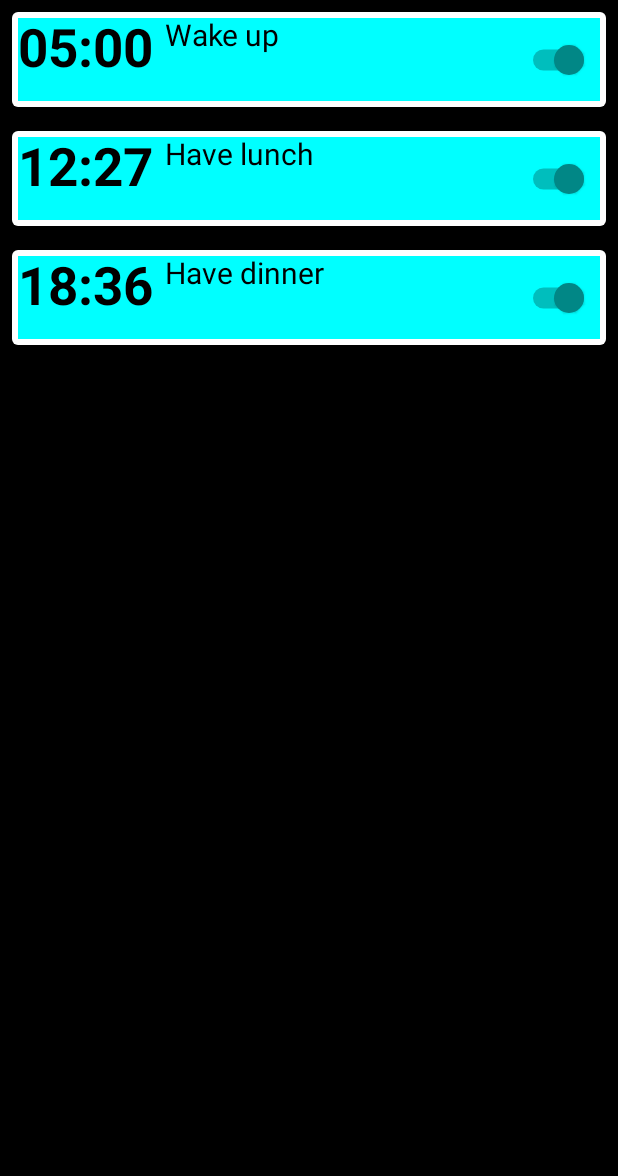
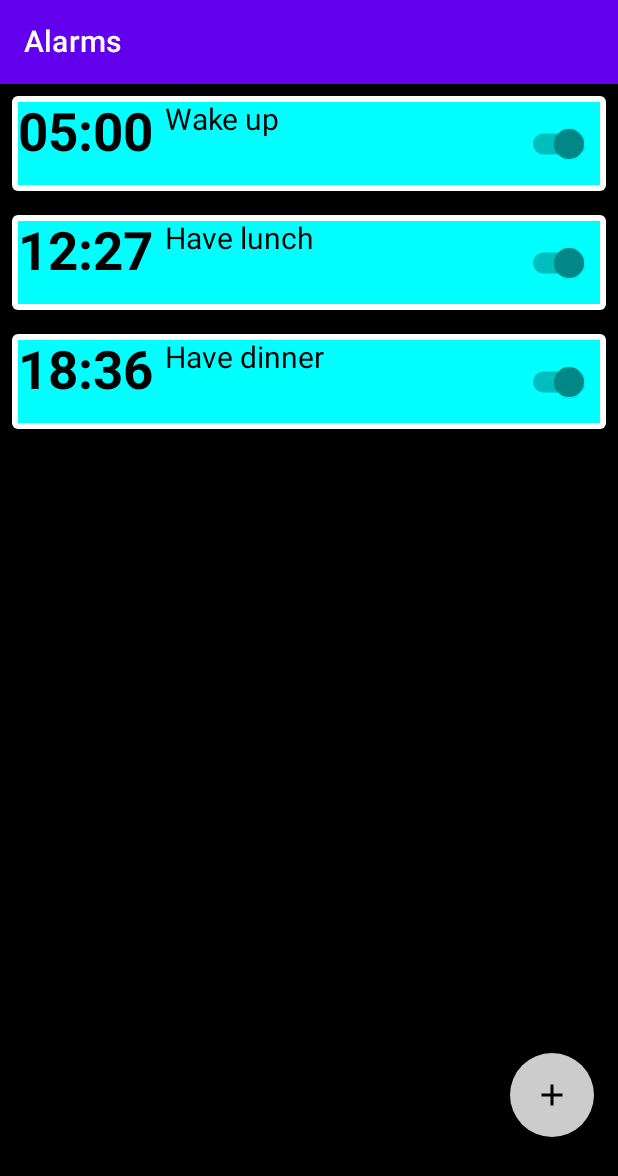
Before and after one commit to sebastianKrajnak/WAKE_app, an Android app built with Jetpack Compose: the @Preview function HomeScreenPreview, on a phone screen of 412 x 824 dp. Shown: the top 1176 px of the screen. Run offline under Robolectric (Android 15) with nearby library versions, the phone set to English and light mode, and no system bars.

Commit message:
added floating button

```diff
--- a/app/src/main/java/com/example/wake_app/screens/Home.kt
+++ b/app/src/main/java/com/example/wake_app/screens/Home.kt
@@ -5,10 +5,9 @@ import androidx.compose.foundation.background
 import androidx.compose.foundation.layout.*
 import androidx.compose.foundation.lazy.LazyColumn
 import androidx.compose.foundation.lazy.items
-import androidx.compose.material.Card
-import androidx.compose.material.MaterialTheme
-import androidx.compose.material.Switch
-import androidx.compose.material.Text
+import androidx.compose.material.*
+import androidx.compose.material.icons.Icons
+import androidx.compose.material.icons.filled.Add
 import androidx.compose.runtime.*
 import androidx.compose.ui.Alignment
 import androidx.compose.ui.Modifier
@@ -22,9 +21,26 @@ import androidx.compose.ui.unit.sp
 import com.example.wake_app.data.Alarm
 import com.example.wake_app.data.alarms
 
+val createAlarm = { /* Do something */ }
+
 @Composable
 fun HomeScreen() {
-    Box(
+    Scaffold(
+        topBar = {
+            TopAppBar(title = { Text("Alarms") })
+        },
+        floatingActionButton = {
+            FloatingActionButton(
+                onClick = createAlarm,
+                backgroundColor = Color.LightGray,
+                content = {
+                        Icon(Icons.Filled.Add,"")
+                },
+                modifier = Modifier.padding(bottom = 50.dp)
+            )
+        },
+        content = {
+            Column(
                 modifier = Modifier
                     .fillMaxSize()
                     .background(Color.Black),
@@ -35,6 +51,8 @@ fun HomeScreen() {
                     }
                 }
             }
+        }
+    )
 }
 
 @Composable
```
Lines whose indentation alone changed are shown as unchanged.
